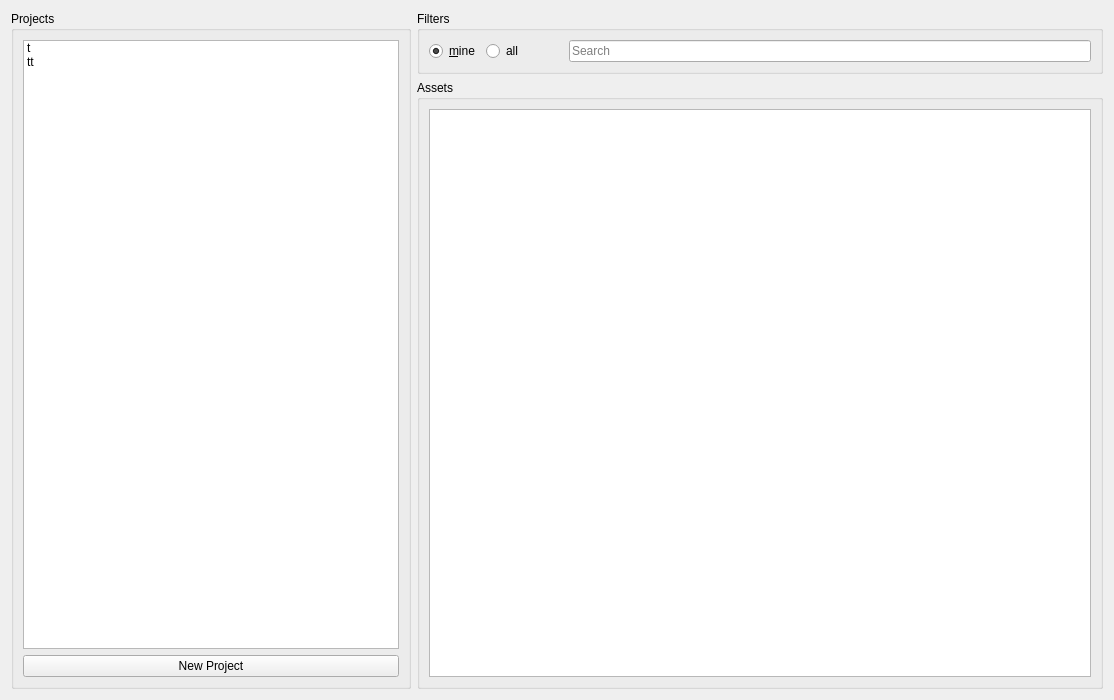
sanath111/rbhus_clone, file rbhus_clone.ui: the form before one commit.
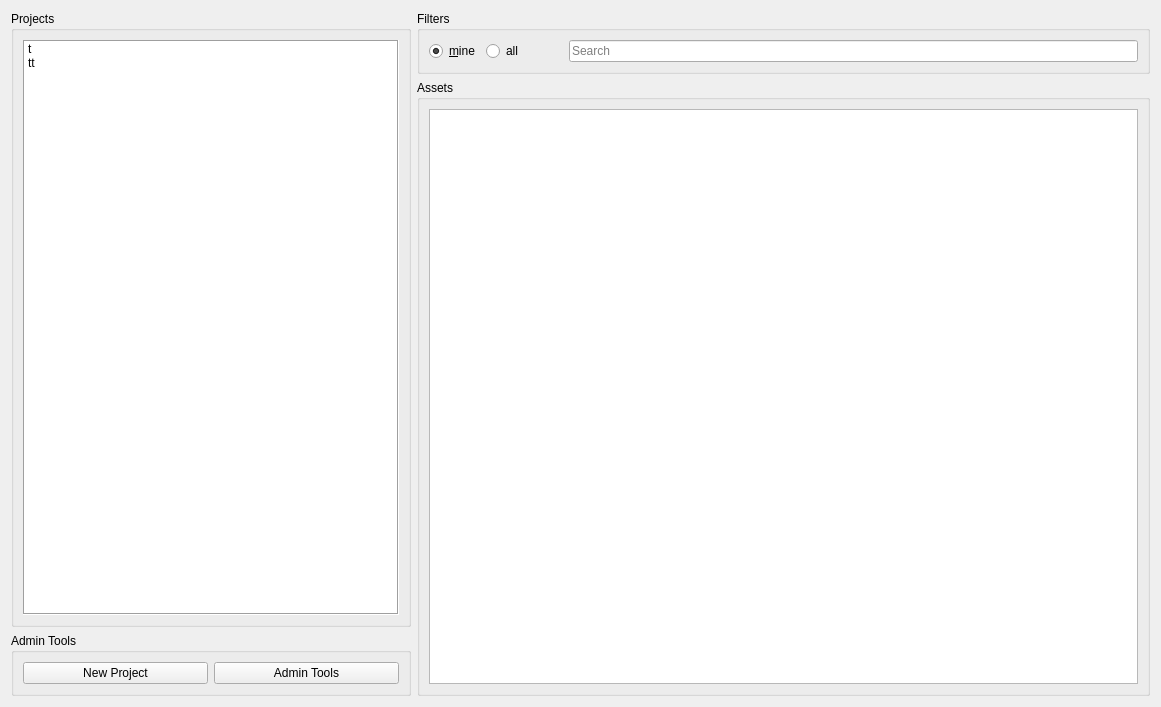
The form after the commit.

Patch:
```diff
--- a/rbhus_clone.ui
+++ b/rbhus_clone.ui
@@ -9,8 +9,8 @@
    <rect>
     <x>0</x>
     <y>0</y>
-    <width>1114</width>
-    <height>700</height>
+    <width>1161</width>
+    <height>707</height>
    </rect>
   </property>
   <property name="windowTitle">
@@ -23,7 +23,7 @@
    <item row="0" column="0" rowspan="2">
     <widget class="QGroupBox" name="groupBoxProjects">
      <property name="sizePolicy">
-      <sizepolicy hsizetype="Preferred" vsizetype="Preferred">
+      <sizepolicy hsizetype="Preferred" vsizetype="MinimumExpanding">
        <horstretch>0</horstretch>
        <verstretch>0</verstretch>
       </sizepolicy>
@@ -37,8 +37,8 @@
      <property name="title">
       <string>Projects</string>
      </property>
-     <layout class="QVBoxLayout" name="verticalLayout">
-      <item>
+     <layout class="QGridLayout" name="gridLayout_3">
+      <item row="0" column="0">
        <widget class="QListWidget" name="listWidgetProjs">
         <property name="sizePolicy">
          <sizepolicy hsizetype="MinimumExpanding" vsizetype="MinimumExpanding">
@@ -49,6 +49,9 @@
         <property name="contextMenuPolicy">
          <enum>Qt::CustomContextMenu</enum>
         </property>
+        <property name="frameShape">
+         <enum>QFrame::Box</enum>
+        </property>
         <property name="editTriggers">
          <set>QAbstractItemView::NoEditTriggers</set>
         </property>
@@ -76,29 +79,6 @@
         </item>
        </widget>
       </item>
-      <item>
-       <layout class="QHBoxLayout" name="horizontalLayout">
-        <item>
-         <widget class="QPushButton" name="newProjectButt">
-          <property name="focusPolicy">
-           <enum>Qt::TabFocus</enum>
-          </property>
-          <property name="text">
-           <string>New Project</string>
-          </property>
-          <property name="iconSize">
-           <size>
-            <width>28</width>
-            <height>28</height>
-           </size>
-          </property>
-          <property name="flat">
-           <bool>false</bool>
-          </property>
-         </widget>
-        </item>
-       </layout>
-      </item>
      </layout>
     </widget>
    </item>
@@ -185,7 +165,51 @@
      </layout>
     </widget>
    </item>
-   <item row="1" column="1">
+   <item row="2" column="0">
+    <widget class="QGroupBox" name="adminBox">
+     <property name="enabled">
+      <bool>true</bool>
+     </property>
+     <property name="sizePolicy">
+      <sizepolicy hsizetype="Preferred" vsizetype="Maximum">
+       <horstretch>0</horstretch>
+       <verstretch>0</verstretch>
+      </sizepolicy>
+     </property>
+     <property name="title">
+      <string>Admin Tools</string>
+     </property>
+     <layout class="QHBoxLayout" name="horizontalLayout_3">
+      <item>
+       <widget class="QPushButton" name="newProjectButt">
+        <property name="focusPolicy">
+         <enum>Qt::NoFocus</enum>
+        </property>
+        <property name="text">
+         <string>New Project</string>
+        </property>
+        <property name="iconSize">
+         <size>
+          <width>28</width>
+          <height>28</height>
+         </size>
+        </property>
+       </widget>
+      </item>
+      <item>
+       <widget class="QPushButton" name="adminToolsButt">
+        <property name="focusPolicy">
+         <enum>Qt::NoFocus</enum>
+        </property>
+        <property name="text">
+         <string>Admin Tools</string>
+        </property>
+       </widget>
+      </item>
+     </layout>
+    </widget>
+   </item>
+   <item row="1" column="1" rowspan="2">
     <widget class="QGroupBox" name="groupBoxAssets">
      <property name="title">
       <string>Assets</string>
```
Left out of the diff: 9 changed lines with no effect on the pictures.
